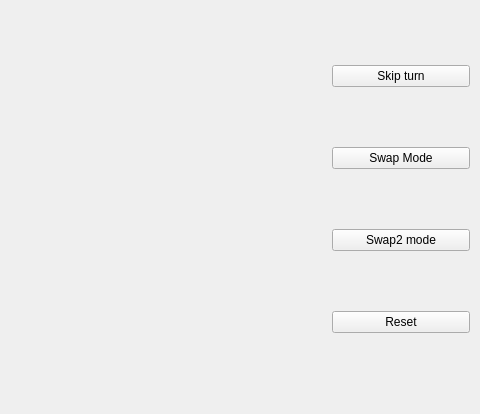
First picture: the form in Gomoku/Gomoku.ui, repository cyber-gh/Gomoku, before the edit; both pictures show x 569 to 1049 and y 0 to 414 of the 1049 by 764 pixel window.
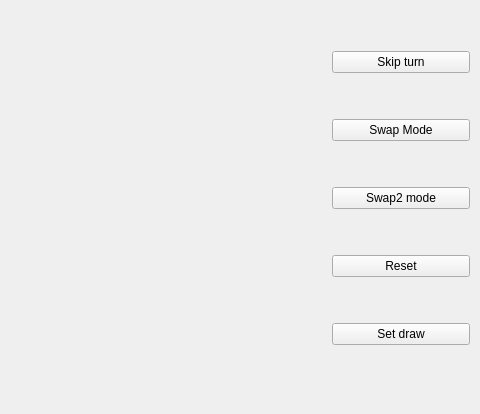
Second picture: the form after the edit.

Commit message: added draw button signed source files with comments

```diff
--- a/Gomoku/Gomoku.ui
+++ b/Gomoku/Gomoku.ui
@@ -61,6 +61,13 @@
       </property>
      </widget>
     </item>
+    <item>
+     <widget class="QPushButton" name="drawButton">
+      <property name="text">
+       <string>Set draw</string>
+      </property>
+     </widget>
+    </item>
    </layout>
   </widget>
  </widget>
```
The commit also changes 8 other files.
